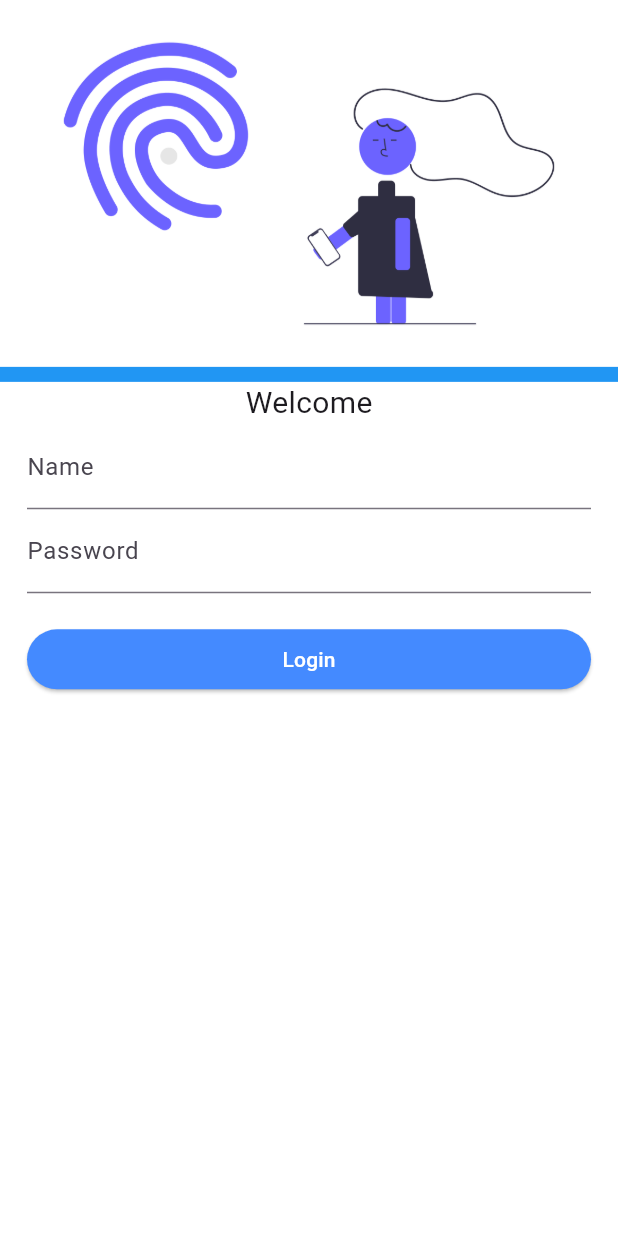
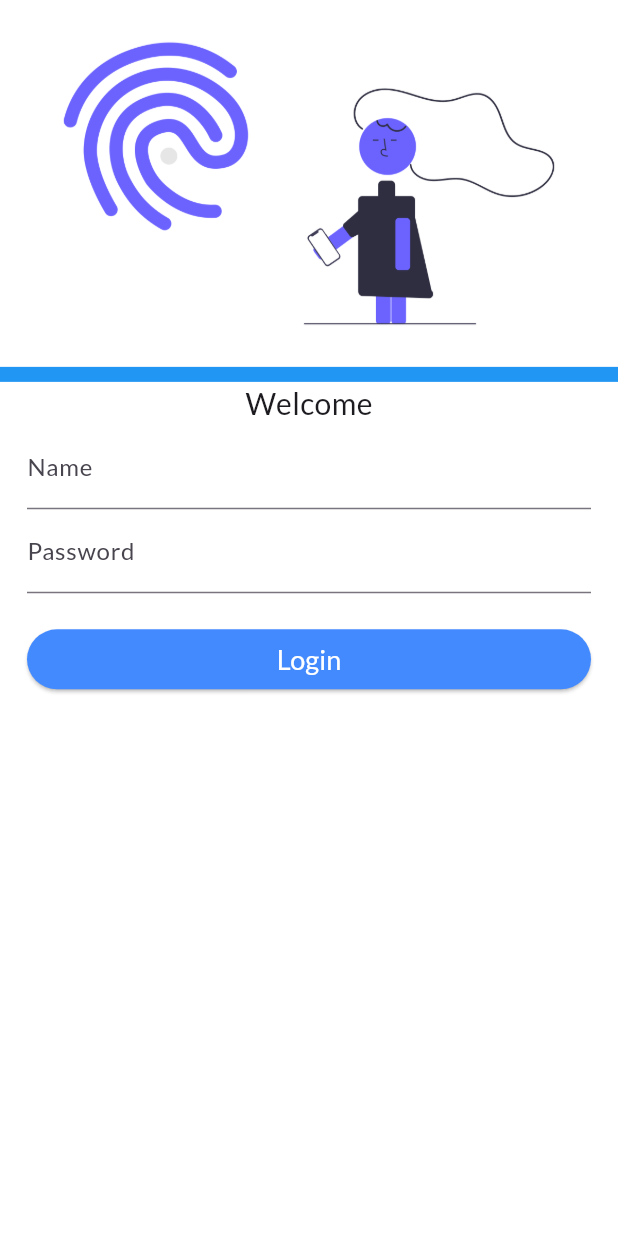
Before and after one commit to Chandra-Sekhar-Bala/Flutter_App, a Flutter app: the screen it shows after launch, on a phone screen of 412 x 824 dp. Run offline on Flutter 3.47's test engine with Material 3 defaults, Android fonts, the phone set to English and light mode, and no system bars; our stand-ins replace google_fonts; Roboto replaces fonts that are missing (Monda).

Commit message:
wip: Minor changes

```diff
--- a/lib/main.dart
+++ b/lib/main.dart
@@ -16,7 +16,7 @@ class MyApp extends StatelessWidget {
       themeMode: ThemeMode.light,
       darkTheme: ThemeData(brightness: Brightness.dark),
       theme: ThemeData(primarySwatch: Colors.red,
-        textTheme: GoogleFonts.mondaTextTheme()
+        textTheme: GoogleFonts.latoTextTheme()
       ),
       routes: {
         "login": (context) => const HomePage(),
--- a/lib/pages/login_page.dart
+++ b/lib/pages/login_page.dart
@@ -7,6 +7,7 @@ class LoginPage extends StatelessWidget {
   Widget build(BuildContext context) {
     return Material(
       color: const Color(0xFFFFFFFF),
+        child: SingleChildScrollView(
           child: Column(children: [
             Image.asset(
               "assets/images/img_login.png",
@@ -38,23 +39,25 @@ class LoginPage extends StatelessWidget {
               const SizedBox(
                 height: 20,
               ),
-              SizedBox(
-                width: double.infinity,
-                child: ElevatedButton(
+                  ElevatedButton(
                     onPressed: () {
                       print("User Tried to Login");
                     },
-                  style: ElevatedButton.styleFrom(
+                    style: TextButton.styleFrom(
                         foregroundColor: Colors.white,
                         backgroundColor: Colors.blueAccent,
+                        minimumSize: const Size(double.infinity, 40)),
+                    child: const Text(
+                      "Login",
+                      style: TextStyle(
+                        fontSize: 18,
                       ),
-                  child: const Text("Login"),
                     ),
-              )
+                  ),
                 ],
               ),
             )
           ]),
-    );
+        ));
   }
 }
```
Lines whose indentation alone changed are shown as unchanged.
